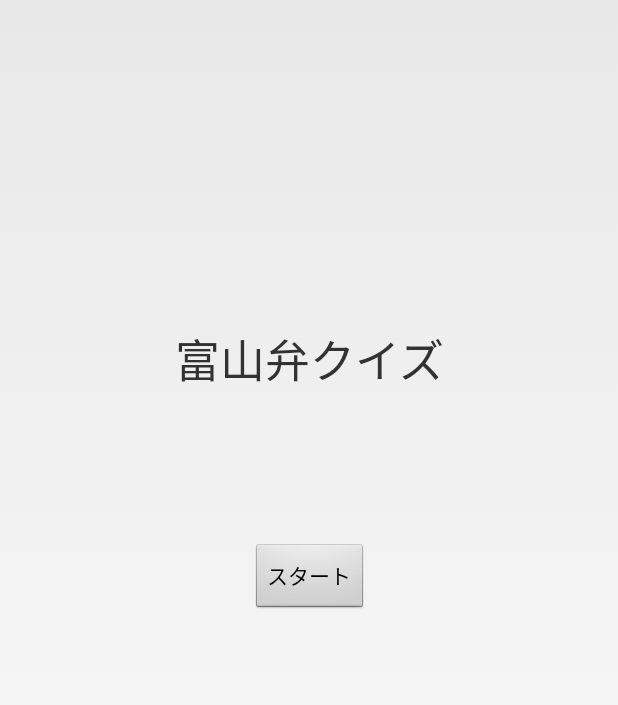
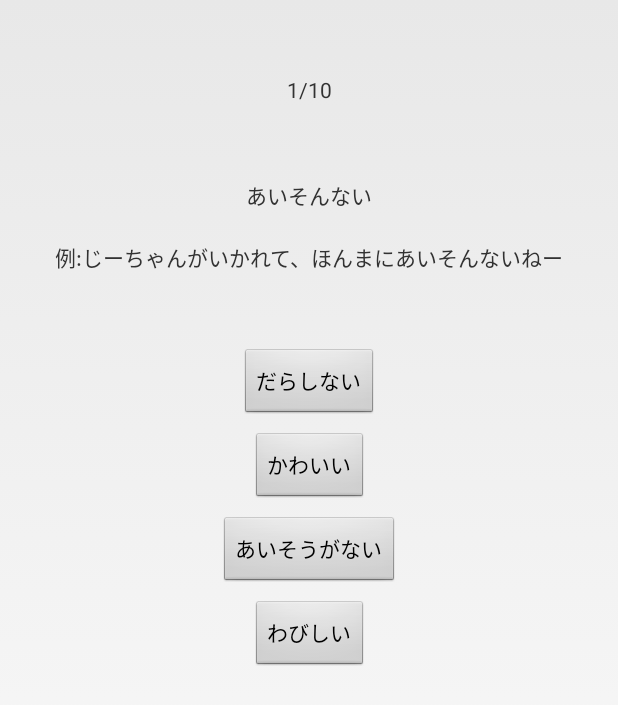
Before and after one commit to mori-mori/ToyamabenQuizuDroidVer, an Android app: the screen it shows after launch (MainActivity before the commit, QuestionActivity after it), after a tap on "スタート", on a phone screen of 412 x 824 dp. Shown: the top 705 px of the screen. Run offline under Robolectric (Android 15) with nearby library versions, the phone set to English and light mode, and no system bars.

Commit message:
問題表示時画面作成

```diff
--- a/app/src/main/AndroidManifest.xml
+++ b/app/src/main/AndroidManifest.xml
@@ -12,10 +12,11 @@
         <activity android:name=".MainActivity">
             <intent-filter>
                 <action android:name="android.intent.action.MAIN"/>
-
                 <category android:name="android.intent.category.LAUNCHER"/>
             </intent-filter>
         </activity>
+        <activity android:name=".QuestionActivity">
+
+        </activity>
     </application>
-
 </manifest>
--- a/app/src/main/java/com/morimori/toyamabenquizu/MainActivity.java
+++ b/app/src/main/java/com/morimori/toyamabenquizu/MainActivity.java
@@ -4,6 +4,7 @@ import android.app.Activity;
 import android.os.Bundle;
 import android.view.View;
 import android.widget.Button;
+import android.content.Intent;
 
 public class MainActivity extends Activity implements View.OnClickListener
 {
@@ -22,7 +23,7 @@ public class MainActivity extends Activity implements View.OnClickListener
 	{
 		QuestionDataManager.sharedInstance.loadQuestion(this, "toyamaben.csv");
 
-
-
+		Intent intent = new Intent(MainActivity.this, QuestionActivity.class);
+		startActivity(intent);
 	}
 }
--- /dev/null
+++ b/app/src/main/java/com/morimori/toyamabenquizu/QuestionActivity.java
@@ -0,0 +1,20 @@
+package com.morimori.toyamabenquizu;
+
+import android.app.Activity;
+import android.support.v7.app.AppCompatActivity;
+import android.os.Bundle;
+
+public class QuestionActivity extends Activity
+{
+
+	@Override
+	protected void onCreate(Bundle savedInstanceState)
+	{
+		super.onCreate(savedInstanceState);
+		setContentView(R.layout.activity_question);
+
+
+
+
+	}
+}
--- a/app/src/main/java/com/morimori/toyamabenquizu/QuestionDataManager.java
+++ b/app/src/main/java/com/morimori/toyamabenquizu/QuestionDataManager.java
@@ -17,7 +17,6 @@ import java.util.StringTokenizer;
 
  class QuestionData
 {
-
 	// 問題文
 	String question;
 	// 例文
@@ -91,8 +90,6 @@ public class QuestionDataManager
 		// 現在の問題のインデックスを初期化
 		nowQuestionIndex = 0;
 
-
-
 		// AssetManagerの呼び出し
 		AssetManager assetManager = context.getResources().getAssets();
 		try
@@ -105,7 +102,6 @@ public class QuestionDataManager
 
 			while ((line = bufferReader.readLine()) != null)
 			{
-
 				// 各行が","で区切られていて5つの項目
 				StringTokenizer st = new StringTokenizer(line, ",");
 				String first = st.nextToken();
@@ -133,6 +129,5 @@ public class QuestionDataManager
 			//e.printStackTrace();
 //			((TextView)findViewById(R.id.contentsTextView)).setText("読み込みに失敗しました・・・");
 		}
-
 	}
 }
--- /dev/null
+++ b/app/src/main/res/layout/activity_question.xml
@@ -0,0 +1,93 @@
+<?xml version="1.0" encoding="utf-8"?>
+<android.support.constraint.ConstraintLayout
+    xmlns:android="http://schemas.android.com/apk/res/android"
+    xmlns:app="http://schemas.android.com/apk/res-auto"
+    xmlns:tools="http://schemas.android.com/tools"
+    android:layout_width="match_parent"
+    android:layout_height="match_parent"
+    tools:context="com.morimori.toyamabenquizu.QuestionActivity">
+
+    <TextView
+        android:id="@+id/questionTextView"
+        android:layout_width="wrap_content"
+        android:layout_height="wrap_content"
+        android:layout_marginTop="50dp"
+        android:text="あいそんない"
+        app:layout_constraintTop_toBottomOf="@+id/questionNoLabel"
+        android:layout_marginLeft="8dp"
+        app:layout_constraintLeft_toLeftOf="parent"
+        android:layout_marginRight="8dp"
+        app:layout_constraintRight_toRightOf="parent"/>
+
+    <TextView
+        android:id="@+id/questionNoLabel"
+        android:layout_width="wrap_content"
+        android:layout_height="wrap_content"
+        android:text="1/10"
+        app:layout_constraintTop_toTopOf="parent"
+        android:layout_marginTop="50dp"
+        android:layout_marginLeft="8dp"
+        app:layout_constraintLeft_toLeftOf="parent"
+        android:layout_marginRight="8dp"
+        app:layout_constraintRight_toRightOf="parent"/>
+
+    <TextView
+        android:id="@+id/questionExampleTextView"
+        android:layout_width="wrap_content"
+        android:layout_height="wrap_content"
+        android:text="例:じーちゃんがいかれて、ほんまにあいそんないねー"
+        android:layout_marginTop="20dp"
+        app:layout_constraintTop_toBottomOf="@+id/questionTextView"
+        android:layout_marginLeft="8dp"
+        app:layout_constraintLeft_toLeftOf="parent"
+        android:layout_marginRight="8dp"
+        app:layout_constraintRight_toRightOf="parent"/>
+
+    <Button
+        android:id="@+id/answer1Button"
+        android:layout_width="wrap_content"
+        android:layout_height="wrap_content"
+        android:layout_marginLeft="8dp"
+        android:layout_marginRight="8dp"
+        android:layout_marginTop="50dp"
+        android:text="だらしない"
+        app:layout_constraintLeft_toLeftOf="parent"
+        app:layout_constraintRight_toRightOf="parent"
+        app:layout_constraintTop_toBottomOf="@+id/questionExampleTextView"/>
+
+    <Button
+        android:id="@+id/answer2Button"
+        android:layout_width="wrap_content"
+        android:layout_height="wrap_content"
+        android:layout_marginLeft="8dp"
+        android:layout_marginRight="8dp"
+        android:layout_marginTop="8dp"
+        android:text="かわいい"
+        app:layout_constraintLeft_toLeftOf="parent"
+        app:layout_constraintRight_toRightOf="parent"
+        app:layout_constraintTop_toBottomOf="@+id/answer1Button"/>
+
+    <Button
+        android:id="@+id/answer3Button"
+        android:layout_width="wrap_content"
+        android:layout_height="wrap_content"
+        android:layout_marginLeft="8dp"
+        android:layout_marginRight="8dp"
+        android:layout_marginTop="8dp"
+        android:text="あいそうがない"
+        app:layout_constraintLeft_toLeftOf="parent"
+        app:layout_constraintRight_toRightOf="parent"
+        app:layout_constraintTop_toBottomOf="@+id/answer2Button"/>
+
+    <Button
+        android:id="@+id/answer4Button"
+        android:layout_width="wrap_content"
+        android:layout_height="wrap_content"
+        android:layout_marginLeft="8dp"
+        android:layout_marginRight="8dp"
+        android:layout_marginTop="8dp"
+        android:text="わびしい"
+        app:layout_constraintLeft_toLeftOf="parent"
+        app:layout_constraintRight_toRightOf="parent"
+        app:layout_constraintTop_toBottomOf="@+id/answer3Button"/>
+</android.support.constraint.ConstraintLayout>
```
Also changed, not shown: 11 other files.
